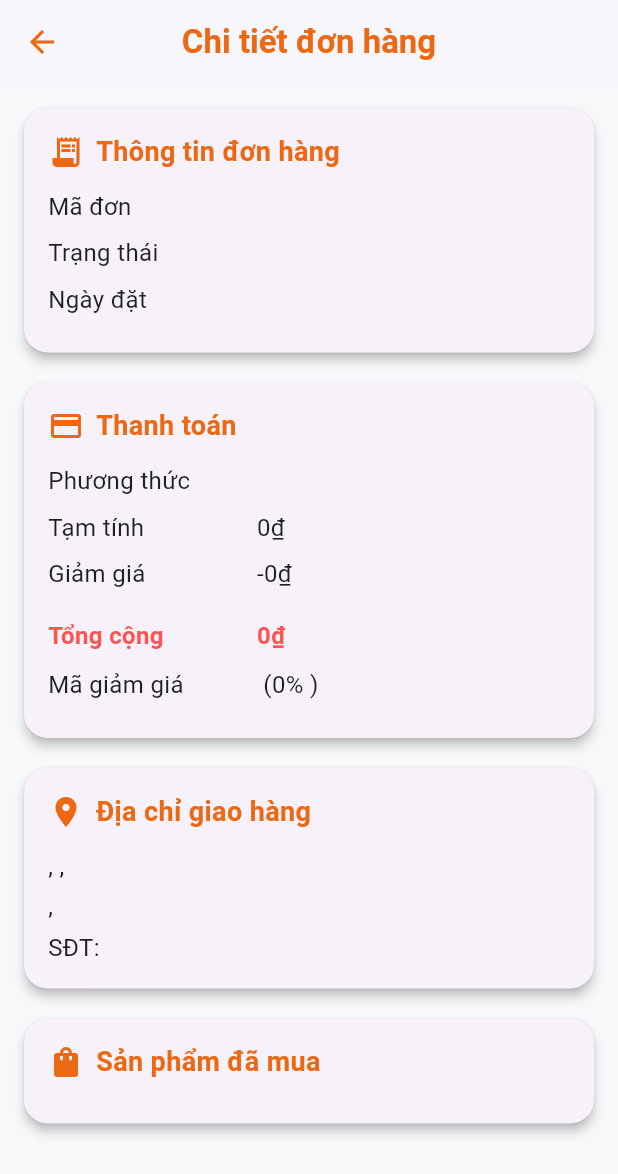
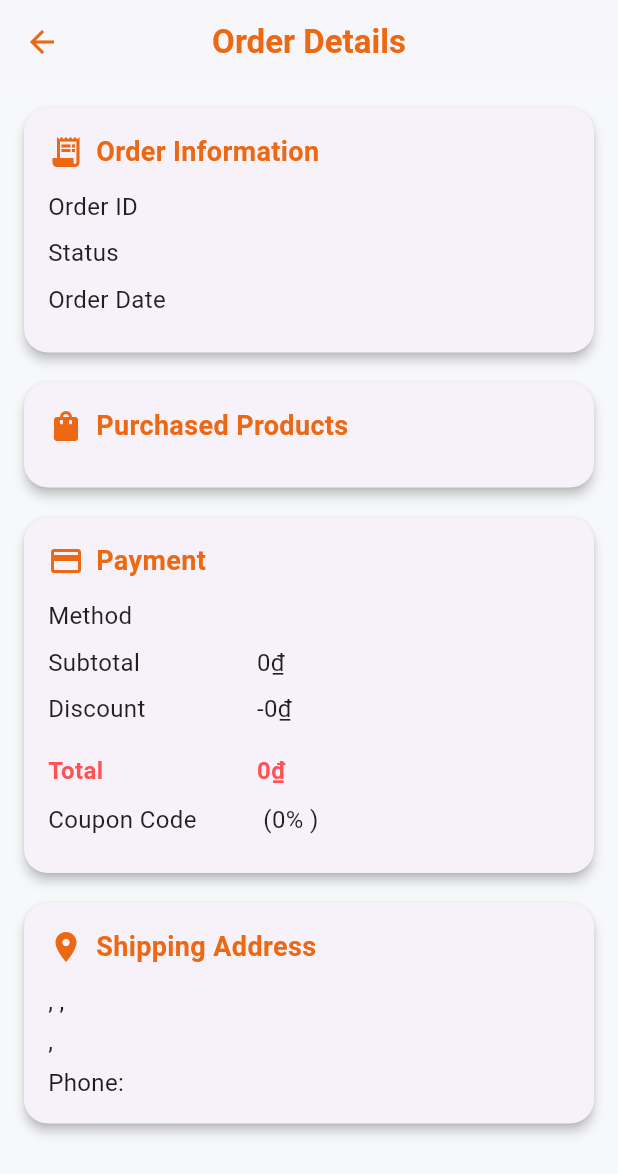
Before and after one commit to manhhoang8th4/fe-user-app, a Flutter app: the OrderDetailScreen screen opened directly with empty values, on a phone screen of 412 x 824 dp. Shown: the top 1174 px of the screen. Run offline on Flutter 3.47's test engine with Material 3 defaults, Android fonts, the phone set to English and light mode, and no system bars; our stand-ins replace bottom_navy_bar, dropdown_button2, flutter_login, flutter_rating_bar, font_awesome_flutter, get and 5 more; missing offline and left inert: flutter_cart, flutter_stripe, onesignal_flutter, razorpay_flutter; accounts and stored records are empty; network calls fail.

```diff
--- a/lib/screen/login_screen/login_screen.dart
+++ b/lib/screen/login_screen/login_screen.dart
@@ -57,7 +57,8 @@ class LoginScreen extends StatelessWidget {
             padding: const EdgeInsets.symmetric(horizontal: 30, vertical: 40),
             child: Column(
               children: [
-                const Icon(Icons.lock_outline, size: 100, color: Colors.black87),
+                const Icon(Icons.lock_outline,
+                    size: 100, color: Colors.black87),
                 const SizedBox(height: 20),
                 Text(
                   'Welcome back!',
@@ -137,7 +138,7 @@ class LoginScreen extends StatelessWidget {
                     const CircleAvatar(
                       radius: 20,
                       backgroundColor: Colors.white,
-                      backgroundImage: AssetImage('assets/images/apple.png'),
+                      backgroundImage: AssetImage('assets/images/fb.png'),
                     ),
                   ],
                 ),
--- a/lib/screen/my_order_screen/order_detail_screen.dart
+++ b/lib/screen/my_order_screen/order_detail_screen.dart
@@ -10,13 +10,13 @@ class OrderDetailScreen extends StatelessWidget {
   @override
   Widget build(BuildContext context) {
     return Scaffold(
-      backgroundColor: const Color(0xFFF7F8FA), // nền sáng hiện đại
+      backgroundColor: const Color(0xFFF7F8FA),
       appBar: AppBar(
         backgroundColor: Colors.white,
         elevation: 1,
         iconTheme: const IconThemeData(color: AppColor.darkOrange),
         title: const Text(
-          'Chi tiết đơn hàng',
+          'Order Details',
           style: TextStyle(
             color: AppColor.darkOrange,
             fontSize: 22,
@@ -30,30 +30,68 @@ class OrderDetailScreen extends StatelessWidget {
           _buildSectionCard(
             context,
             icon: Icons.receipt_long,
-            title: 'Thông tin đơn hàng',
+            title: 'Order Information',
             children: [
-              _infoRow('Mã đơn', order.sId ?? 'N/A'),
-              _infoRow('Trạng thái', order.orderStatus ?? 'N/A'),
-              _infoRow('Ngày đặt', order.orderDate ?? 'N/A'),
+              _infoRow('Order ID', order.sId ?? 'N/A'),
+              _infoRow('Status', order.orderStatus ?? 'N/A'),
+              _infoRow('Order Date', order.orderDate ?? 'N/A'),
+            ],
+          ),
+          _buildSectionCard(
+            context,
+            icon: Icons.shopping_bag,
+            title: 'Purchased Products',
+            children: [
+              ...?order.items?.map(
+                (item) => Container(
+                  margin: const EdgeInsets.symmetric(vertical: 6),
+                  decoration: BoxDecoration(
+                    border: Border.all(color: Colors.grey.shade300),
+                    borderRadius: BorderRadius.circular(10),
+                  ),
+                  padding:
+                      const EdgeInsets.symmetric(horizontal: 12, vertical: 8),
+                  child: Column(
+                    crossAxisAlignment: CrossAxisAlignment.start,
+                    children: [
+                      Text(item.productName ?? '',
+                          style: const TextStyle(
+                              fontWeight: FontWeight.bold, fontSize: 16)),
+                      const SizedBox(height: 4),
+                      Text('Quantity:  ${item.quantity}',
+                          style: const TextStyle(fontSize: 16)),
+                      Text('Price:        ${item.price?.toStringAsFixed(0)}₫',
+                          style: const TextStyle(fontSize: 16)),
+                      Text('Variant:     ${item.variant ?? 'None'}',
+                          style: const TextStyle(fontSize: 16)),
+                    ],
+                  ),
+                ),
+              ),
             ],
           ),
           _buildSectionCard(
             context,
             icon: Icons.payment,
-            title: 'Thanh toán',
+            title: 'Payment',
             children: [
-              _infoRow('Phương thức', order.paymentMethod ?? 'N/A'),
-              _infoRow('Tạm tính', '${order.orderTotal?.subtotal?.toStringAsFixed(0) ?? '0'}₫'),
-              _infoRow('Giảm giá', '-${order.orderTotal?.discount?.toStringAsFixed(0) ?? '0'}₫'),
-              _infoRowBold('Tổng cộng', '${order.orderTotal?.total?.toStringAsFixed(0) ?? '0'}₫', color: Colors.redAccent),
+              _infoRow('Method', order.paymentMethod ?? 'N/A'),
+              _infoRow('Subtotal',
+                  '${order.orderTotal?.subtotal?.toStringAsFixed(0) ?? '0'}₫'),
+              _infoRow('Discount',
+                  '-${order.orderTotal?.discount?.toStringAsFixed(0) ?? '0'}₫'),
+              _infoRowBold('Total',
+                  '${order.orderTotal?.total?.toStringAsFixed(0) ?? '0'}₫',
+                  color: Colors.redAccent),
               if (order.couponCode != null)
-                _infoRow('Mã giảm giá', '${order.couponCode!.couponCode} (${order.couponCode!.discountAmount}% ${order.couponCode!.discountType})'),
+                _infoRow('Coupon Code',
+                    '${order.couponCode!.couponCode} (${order.couponCode!.discountAmount}% ${order.couponCode!.discountType})'),
             ],
           ),
           _buildSectionCard(
             context,
             icon: Icons.location_on,
-            title: 'Địa chỉ giao hàng',
+            title: 'Shipping Address',
             children: [
               Text(
                 '${order.shippingAddress?.street}, ${order.shippingAddress?.city}, ${order.shippingAddress?.state}',
@@ -65,34 +103,8 @@ class OrderDetailScreen extends StatelessWidget {
                 style: const TextStyle(fontSize: 16),
               ),
               const SizedBox(height: 4),
-              Text('SĐT: ${order.shippingAddress?.phone}', style: const TextStyle(fontSize: 16)),
-            ],
-          ),
-          _buildSectionCard(
-            context,
-            icon: Icons.shopping_bag,
-            title: 'Sản phẩm đã mua',
-            children: [
-              ...?order.items?.map(
-                (item) => Container(
-                  margin: const EdgeInsets.symmetric(vertical: 6),
-                  decoration: BoxDecoration(
-                    border: Border.all(color: Colors.grey.shade300),
-                    borderRadius: BorderRadius.circular(10),
-                  ),
-                  padding: const EdgeInsets.symmetric(horizontal: 12, vertical: 8),
-                  child: Column(
-                    crossAxisAlignment: CrossAxisAlignment.start,
-                    children: [
-                      Text(item.productName ?? '', style: const TextStyle(fontWeight: FontWeight.bold, fontSize: 16)),
-                      const SizedBox(height: 4),
-                      Text('Số lượng: ${item.quantity}'),
-                      Text('Giá: ${item.price?.toStringAsFixed(0)}₫'),
-                      Text('Phân loại: ${item.variant ?? 'Không có'}'),
-                    ],
-                  ),
-                ),
-              ),
+              Text('Phone: ${order.shippingAddress?.phone}',
+                  style: const TextStyle(fontSize: 16)),
             ],
           ),
         ],
@@ -100,8 +112,33 @@ class OrderDetailScreen extends StatelessWidget {
     );
   }
 
+  Widget _infoRowBold(String label, String value,
+      {Color color = Colors.black}) {
+    return Padding(
+      padding: const EdgeInsets.symmetric(vertical: 10),
+      child: Row(
+        children: [
+          Expanded(
+            flex: 4,
+            child: Text(label,
+                style: TextStyle(
+                    fontSize: 16, fontWeight: FontWeight.bold, color: color)),
+          ),
+          Expanded(
+            flex: 6,
+            child: Text(value,
+                style: TextStyle(
+                    fontSize: 16, fontWeight: FontWeight.bold, color: color)),
+          ),
+        ],
+      ),
+    );
+  }
+
   Widget _buildSectionCard(BuildContext context,
-      {required IconData icon, required String title, required List<Widget> children}) {
+      {required IconData icon,
+      required String title,
+      required List<Widget> children}) {
     return Card(
       shape: RoundedRectangleBorder(borderRadius: BorderRadius.circular(16)),
       elevation: 3,
@@ -140,29 +177,13 @@ class OrderDetailScreen extends StatelessWidget {
         children: [
           Expanded(
             flex: 4,
-            child: Text(label, style: const TextStyle(fontSize: 16, color: Colors.black87)),
+            child: Text(label,
+                style: const TextStyle(fontSize: 16, color: Colors.black87)),
           ),
           Expanded(
             flex: 6,
-            child: Text(value, style: const TextStyle(fontSize: 16, color: Colors.black87)),
-          ),
-        ],
-      ),
-    );
-  }
-
-  Widget _infoRowBold(String label, String value, {Color color = Colors.black}) {
-    return Padding(
-      padding: const EdgeInsets.symmetric(vertical: 10),
-      child: Row(
-        children: [
-          Expanded(
-            flex: 4,
-            child: Text(label, style: TextStyle(fontSize: 16, fontWeight: FontWeight.bold, color: color)),
-          ),
-          Expanded(
-            flex: 6,
-            child: Text(value, style: TextStyle(fontSize: 16, fontWeight: FontWeight.bold, color: color)),
+            child: Text(value,
+                style: const TextStyle(fontSize: 16, color: Colors.black87)),
           ),
         ],
       ),
--- a/pubspec.yaml
+++ b/pubspec.yaml
@@ -25,7 +25,7 @@ dependencies:
   dropdown_button2: ^2.3.9
   flutter_cart: ^0.0.9
   get_storage: ^2.1.1
-  flutter_login: ^5.0.0
+  flutter_login: ^4.2.1
   webview_flutter: ^4.7.0
   flutter_stripe: ^10.1.1
   razorpay_flutter: ^1.3.6
```
Also changed, not shown: lib/screen/my_order_screen/my_order_screen.dart (+25 -16 lines), lib/screen/product_details_screen/product_detail_screen.dart (+55 -37 lines), lib/screen/product_details_screen/provider/product_detail_provider.dart (+29 -9 lines), lib/screen/profile_screen/profile_screen.dart (+6 -7 lines), assets/images/fb.png (added), pubspec.lock, 1 other file.
